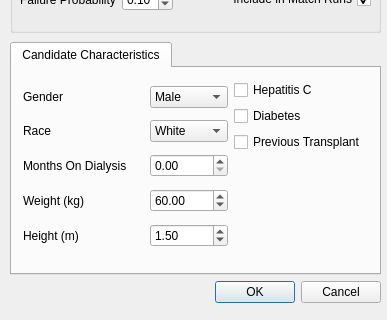
This is KPD GUI/DialogCandidate.ui in mathieubray/KPDGUI as Qt 5 draws it before an edit; both pictures show x 0 to 387 and y 268 to 588 of the 387 by 588 pixel window. The edited form follows.
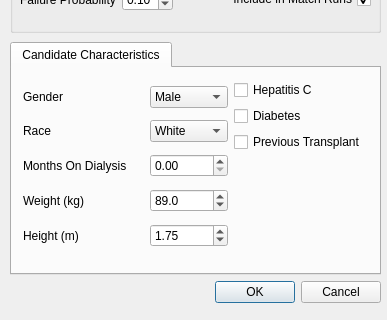
This is the edited form.

Diff of the .ui file:
```diff
--- a/KPD GUI/DialogCandidate.ui
+++ b/KPD GUI/DialogCandidate.ui
@@ -191,8 +191,27 @@
              </property>
             </widget>
            </item>
+           <item row="3" column="2">
+            <widget class="QDoubleSpinBox" name="candidateWeightSpinBox">
+             <property name="decimals">
+              <number>1</number>
+             </property>
+             <property name="minimum">
+              <double>20.000000000000000</double>
+             </property>
+             <property name="maximum">
+              <double>200.000000000000000</double>
+             </property>
+             <property name="value">
+              <double>89.000000000000000</double>
+             </property>
+            </widget>
+           </item>
            <item row="4" column="2">
             <widget class="QDoubleSpinBox" name="candidateHeightSpinBox">
+             <property name="minimum">
+              <double>0.500000000000000</double>
+             </property>
              <property name="maximum">
               <double>3.000000000000000</double>
              </property>
@@ -200,17 +219,7 @@
               <double>0.100000000000000</double>
              </property>
              <property name="value">
-              <double>1.500000000000000</double>
-             </property>
-            </widget>
-           </item>
-           <item row="3" column="2">
-            <widget class="QDoubleSpinBox" name="candidateWeightSpinBox">
-             <property name="maximum">
-              <double>400.000000000000000</double>
-             </property>
-             <property name="value">
-              <double>60.000000000000000</double>
+              <double>1.750000000000000</double>
              </property>
             </widget>
            </item>
```
Left out of the diff: 45 changed lines with no effect on the pictures.
